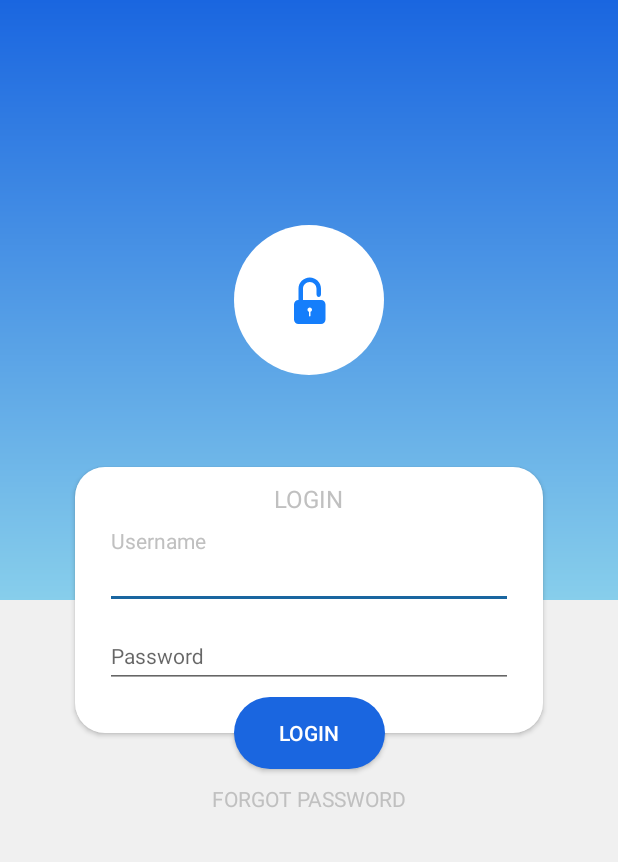
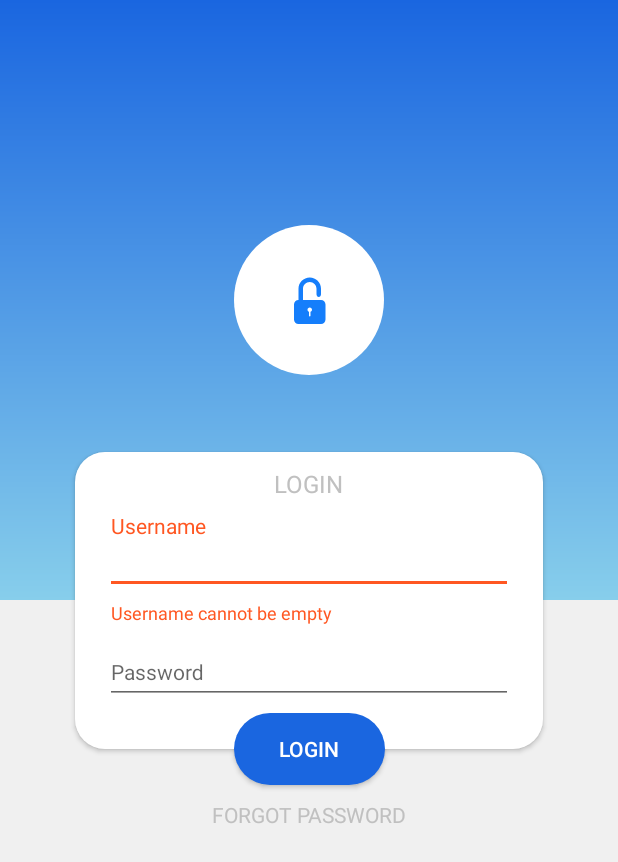
Before and after one commit to abhijithebsur92/HomeSec, an Android app: the screen it shows after launch (LoginActivity), after a tap on "LOGIN", on a phone screen of 412 x 824 dp. Shown: the top 862 px of the screen. Run offline under Robolectric (Android 15) with nearby library versions, the phone set to English and light mode, and no system bars.

Commit message:
Implemented FCM Database. Handled error scenarios in login screen. Code optimization.

```diff
--- a/app/build.gradle
+++ b/app/build.gradle
@@ -30,4 +30,5 @@ dependencies {
     androidTestImplementation 'androidx.test.espresso:espresso-core:3.1.1'
 
     implementation 'com.google.firebase:firebase-messaging:20.1.5'
+    implementation 'com.google.firebase:firebase-database:19.2.1'
 }
--- a/app/src/main/java/com/comp6441/homesec/FCMService.java
+++ b/app/src/main/java/com/comp6441/homesec/FCMService.java
@@ -22,10 +22,6 @@ public class FCMService extends FirebaseMessagingService {
     @Override
     public void onMessageReceived(@NonNull final RemoteMessage remoteMessage) {
         super.onMessageReceived(remoteMessage);
-
-        if (remoteMessage.getData().size() > 0) {
-            //Data
-        }
 
         sendNotification(remoteMessage.getNotification().getTitle(),
                 remoteMessage.getNotification().getBody());
--- a/app/src/main/java/com/comp6441/homesec/LoginActivity.java
+++ b/app/src/main/java/com/comp6441/homesec/LoginActivity.java
@@ -1,4 +1,6 @@
 package com.comp6441.homesec;
+
+import com.google.android.material.textfield.TextInputLayout;
 
 import com.example.homesec.R;
 
@@ -9,7 +11,6 @@ import android.view.View;
 import android.view.View.OnClickListener;
 import android.widget.Button;
 import android.widget.EditText;
-import android.widget.TextView;
 
 import androidx.annotation.Nullable;
 import androidx.appcompat.app.AppCompatActivity;
@@ -23,20 +24,31 @@ public class LoginActivity extends AppCompatActivity {
     protected void onCreate(@Nullable final Bundle savedInstanceState) {
         super.onCreate(savedInstanceState);
         setContentView(R.layout.activity_login);
+        final TextInputLayout mUserNameTextInputLayout = findViewById(R.id.username_input_layout);
+        final TextInputLayout mPasswordTextInputLayout = findViewById(R.id.password_input_layout);
+
         mUserNameEditText = findViewById(R.id.username_editText);
         mPasswordEditText = findViewById(R.id.password_editText);
+
         Button loginButton = findViewById(R.id.login_button);
         loginButton.setOnClickListener(new OnClickListener() {
             @Override
             public void onClick(final View v) {
                 String name = mUserNameEditText.getText() != null ? mUserNameEditText.getText().toString() : "";
                 String password = mPasswordEditText.getText() != null ? mPasswordEditText.getText().toString() : "";
-                if(!TextUtils.isEmpty(name) && !TextUtils.isEmpty(password)) {
+
+                if (TextUtils.isEmpty(name)) {
+                    mUserNameTextInputLayout.setError("Username cannot be empty");
+                } else if(TextUtils.isEmpty(password)) {
+                    mUserNameTextInputLayout.setError("");
+                    mPasswordTextInputLayout.setError("Password cannot be empty");
+                } else {
+                    mUserNameTextInputLayout.setError("");
+                    mPasswordTextInputLayout.setError("");
                     launchHomeScreen();
                 }
             }
         });
-
     }
 
     private void launchHomeScreen() {
--- a/app/src/main/res/layout/activity_home.xml
+++ b/app/src/main/res/layout/activity_home.xml
@@ -122,6 +122,7 @@
                 android:paddingRight="30dp"
                 android:text="STOP"
                 android:textAllCaps="true"
+                android:visibility="invisible"
                 android:textColor="@color/colorPrimary"
                 android:textSize="16sp"
                 android:textStyle="bold"
--- a/app/src/main/res/layout/activity_login.xml
+++ b/app/src/main/res/layout/activity_login.xml
@@ -55,6 +55,7 @@
                 android:layout_gravity="center"/>
 
         <com.google.android.material.textfield.TextInputLayout
+                android:id="@+id/username_input_layout"
                 android:layout_width="match_parent"
                 android:layout_height="wrap_content"
                 android:layout_gravity="center"
@@ -77,6 +78,7 @@
         </com.google.android.material.textfield.TextInputLayout>
 
         <com.google.android.material.textfield.TextInputLayout
+                android:id="@+id/password_input_layout"
                 android:layout_width="match_parent"
                 android:layout_height="wrap_content"
                 android:layout_gravity="center_vertical"
```
Also changed, not shown: app/src/main/java/com/comp6441/homesec/HomeActivity.java (+46 -0 lines).
